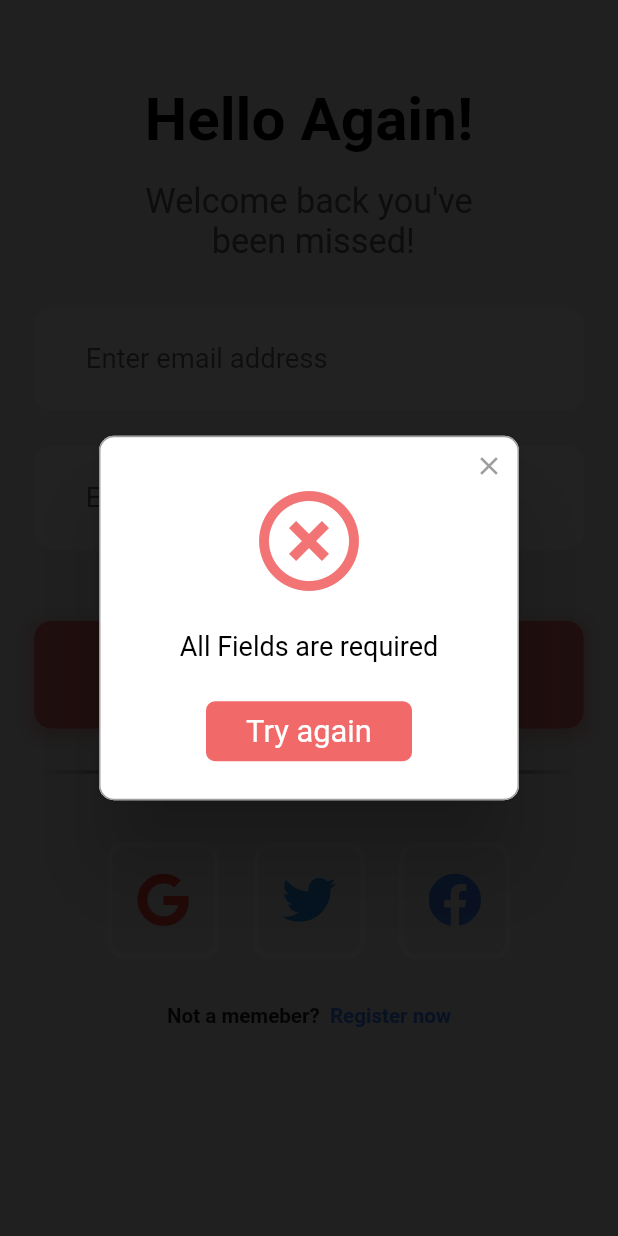
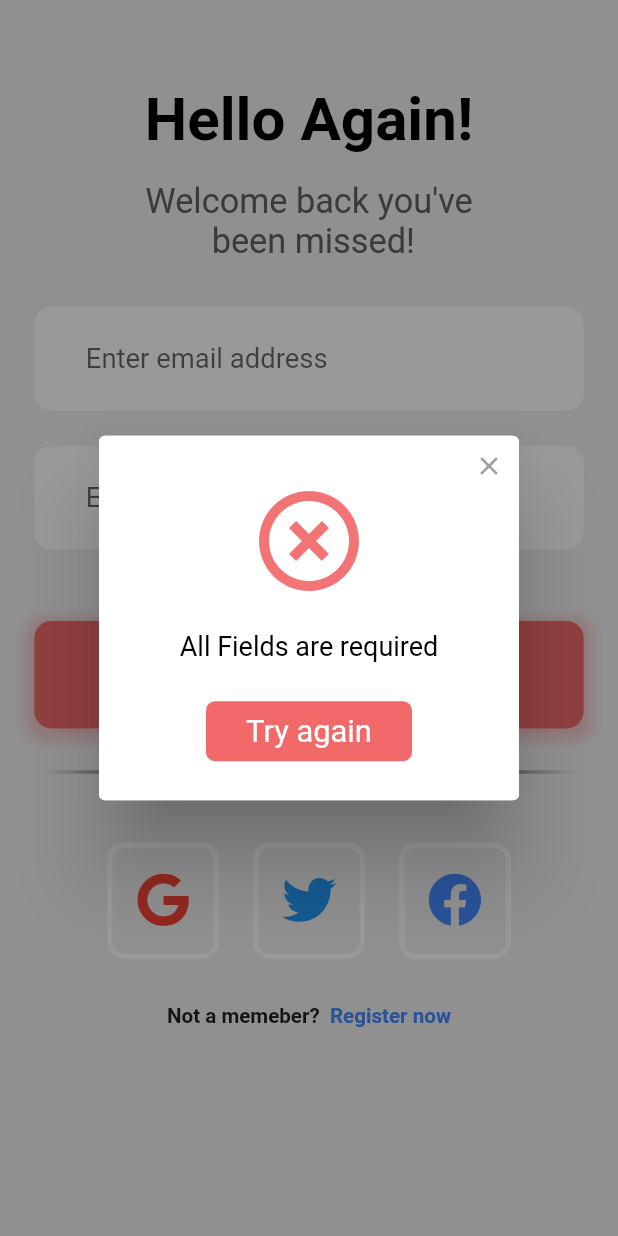
Before and after one commit to mostafaosama113/restaurant_app_user_version, a Flutter app: the screen it shows after launch, after a tap on "Sign in", on a phone screen of 412 x 824 dp. Run offline on Flutter 3.47's test engine with Material 2 defaults, Android fonts, the phone set to English and light mode, and no system bars; drawn by our look-alikes of rflutter_alert; our stand-ins replace firebase_auth, firebase_core, flutter_screenutil, font_awesome_flutter; accounts and stored records are empty.

Commit message:
error message

```diff
--- a/lib/screens/login/login_provider.dart
+++ b/lib/screens/login/login_provider.dart
@@ -2,7 +2,7 @@ import 'package:firebase_auth/firebase_auth.dart';
 import 'package:flutter/cupertino.dart';
 import 'package:flutter/material.dart';
 
-import '../../shared/components/show_error.dart';
+import '../../widgets/show_error.dart';
 
 class LoginProvider extends ChangeNotifier {
   bool isLoading = false;
--- a/lib/shared/components/separator.dart
+++ b/lib/widgets/separator.dart
@@ -1,7 +1,7 @@
 import 'package:flutter/material.dart';
 import 'package:flutter_screenutil/flutter_screenutil.dart';
 
-import '../colors.dart';
+import '../shared/colors.dart';
 
 Widget getSeparator() {
   return Container(
--- a/lib/shared/components/show_error.dart
+++ b/lib/widgets/show_error.dart
@@ -2,19 +2,29 @@ import 'package:flutter/material.dart';
 import 'package:flutter_screenutil/flutter_screenutil.dart';
 import 'package:rflutter_alert/rflutter_alert.dart';
 
-import '../colors.dart';
+import '../shared/colors.dart';
 
 void showError(context, message) {
   Alert(
     context: context,
     type: AlertType.error,
     desc: message,
+    style: AlertStyle(
+      alertElevation: 0,
+      overlayColor: Colors.black.withOpacity(.40),
+      alertBorder: const OutlineInputBorder(
+        borderSide: BorderSide(color: Colors.white),
+      ),
+    ),
     buttons: [
       DialogButton(
         color: btnColor,
         child: Text(
           "Try again",
-          style: TextStyle(color: Colors.white, fontSize: 18.sp),
+          style: TextStyle(
+            color: Colors.white,
+            fontSize: 18.sp,
+          ),
         ),
         onPressed: () => Navigator.pop(context),
         width: 120.w,
```
Also changed, not shown: lib/screens/login/login_screen.dart (+6 -5 lines), lib/widgets/custom_icon_button.dart (renamed from lib/shared/components/custom_icon_button.dart), lib/widgets/input_field.dart (renamed from lib/shared/components/input_field.dart), lib/widgets/progress_widget.dart (renamed from lib/shared/components/progress_widget.dart), lib/widgets/r_button.dart (renamed from lib/shared/components/r_button.dart).
